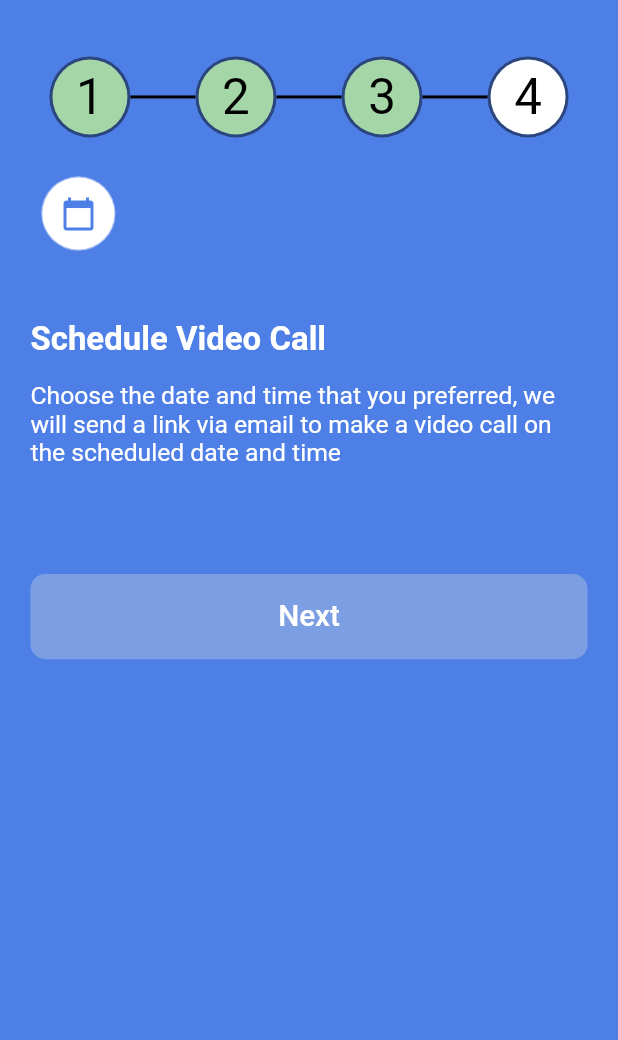
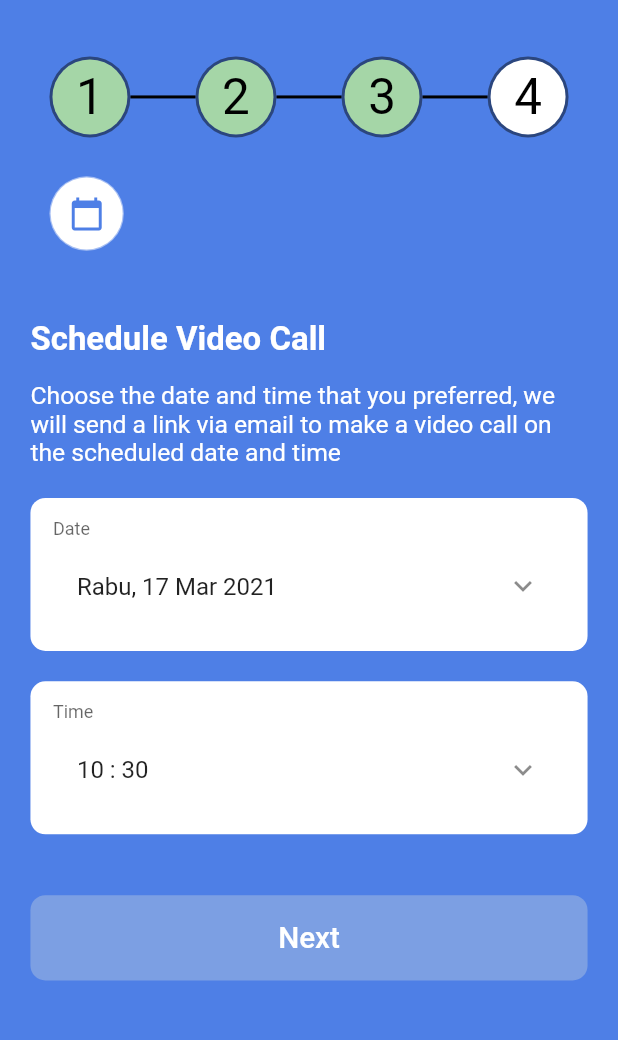
Before and after one commit to PranaTobing/register_bankjago, a Flutter app: the PageFour screen opened directly, on a phone screen of 412 x 824 dp, the part 58-1098 px from its top. Run offline on Flutter 3.47's test engine with Material 2 defaults, Android fonts, the phone set to English and light mode, and no system bars.

Commit message:
final page

```diff
--- a/prana_registerform/lib/screen/form_pagefour.dart
+++ b/prana_registerform/lib/screen/form_pagefour.dart
@@ -19,7 +19,33 @@ class FormPageFour extends StatefulWidget {
 }
 
 class _FormPageFourState extends State<FormPageFour> {
-  AnimationController animationController;
+  DateTime pickedDate;
+  TimeOfDay time;
+
+  List _namahari = [
+    "Senin",
+    "Selasa",
+    "Rabu",
+    "Kamis",
+    "Jumat",
+    "Sabtu",
+    "Minggu"
+  ];
+
+  List _namabulan = [
+    "Jan",
+    "Feb",
+    "Mar",
+    "Apr",
+    "Mei",
+    "Jun",
+    "Jul",
+    "Agu",
+    "Sep",
+    "Okt",
+    "Nov",
+    "Des"
+  ];
 
   final _formKey = GlobalKey<FormState>();
 
@@ -40,8 +66,44 @@ class _FormPageFourState extends State<FormPageFour> {
     }
   }
 
+  _pickDate() async {
+    DateTime date = await showDatePicker(
+      context: context,
+      initialDate: pickedDate,
+      firstDate: DateTime(DateTime.now().year - 5),
+      lastDate: DateTime(DateTime.now().year + 5),
+    );
+
+    if (date != null) {
+      setState(() {
+        pickedDate = date;
+      });
+    }
+  }
+
+  _pickTime() async {
+    TimeOfDay jam = await showTimePicker(
+      context: context,
+      initialTime: (time != null) ? time : new TimeOfDay.now(),
+    );
+
+    if (jam != null) {
+      setState(() {
+        time = jam;
+      });
+    }
+  }
+
+  @override
+  void initState() {
+    super.initState();
+    time = TimeOfDay.now();
+    pickedDate = DateTime.now();
+  }
+
   @override
   Widget build(BuildContext context) {
+    print(time);
     return Form(
       key: _formKey,
       child: Padding(
@@ -66,7 +128,61 @@ class _FormPageFourState extends State<FormPageFour> {
                   color: Colors.white),
             ),
             SizedBox(
-              height: getProportionateScreenHeight(30),
+              height: getProportionateScreenHeight(20),
+            ),
+            Container(
+              padding: EdgeInsets.zero,
+              decoration: BoxDecoration(
+                borderRadius: BorderRadius.circular(10),
+                color: Colors.white,
+              ),
+              child: InputDecorator(
+                decoration: InputDecoration(
+                  labelText: 'Date',
+                  border: InputBorder.none,
+                  focusedBorder: InputBorder.none,
+                  enabledBorder: InputBorder.none,
+                  errorBorder: InputBorder.none,
+                  disabledBorder: InputBorder.none,
+                ),
+                child: ListTile(
+                  title: Text(
+                      "${_namahari[pickedDate.weekday - 1]}, ${pickedDate.day} ${_namabulan[pickedDate.month - 1]} ${pickedDate.year}"),
+                  trailing: Icon(Icons.keyboard_arrow_down),
+                  onTap: _pickDate,
+                ),
+              ),
+            ),
+            SizedBox(
+              height: getProportionateScreenHeight(20),
+            ),
+            Container(
+              padding: EdgeInsets.zero,
+              decoration: BoxDecoration(
+                borderRadius: BorderRadius.circular(10),
+                color: Colors.white,
+              ),
+              child: InputDecorator(
+                decoration: InputDecoration(
+                  labelText: 'Time',
+                  border: InputBorder.none,
+                  focusedBorder: InputBorder.none,
+                  enabledBorder: InputBorder.none,
+                  errorBorder: InputBorder.none,
+                  disabledBorder: InputBorder.none,
+                ),
+                child: ListTile(
+                  title: Text((() {
+                    if (time != null) {
+                      return "${time.hour} : ${time.minute}";
+                    } else {
+                      return "${pickedDate.hour} : ${pickedDate.minute}";
+                    }
+                  }())),
+                  trailing: Icon(Icons.keyboard_arrow_down),
+                  onTap: _pickTime,
+                ),
+              ),
             ),
             SizedBox(
               height: getProportionateScreenHeight(40),
--- a/prana_registerform/lib/screen/page_four.dart
+++ b/prana_registerform/lib/screen/page_four.dart
@@ -59,7 +59,7 @@ class _PageFourState extends State<PageFour> with TickerProviderStateMixin {
             Container(
               height: getProportionateScreenHeight(80),
               padding: EdgeInsets.symmetric(
-                  horizontal: getProportionateScreenWidth(25)),
+                  horizontal: getProportionateScreenWidth(30)),
               alignment: Alignment.centerLeft,
               child: AnimatedBuilder(
                 animation: animationController,
--- a/prana_registerform/lib/theme.dart
+++ b/prana_registerform/lib/theme.dart
@@ -20,7 +20,7 @@ InputDecorationTheme inputDecorationTheme() {
   return InputDecorationTheme(
     contentPadding: EdgeInsets.symmetric(
       horizontal: 15,
-      vertical: 20,
+      vertical: 15,
     ),
     enabledBorder: outlineInputBorder,
     focusedBorder: outlineInputBorder,
```
